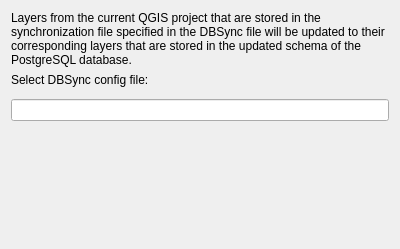
Above: Mergin/ui/ui_switch_datasources_select_dbsync.ui from MerginMaps/qgis-plugin before the change. Below: the same form after it.
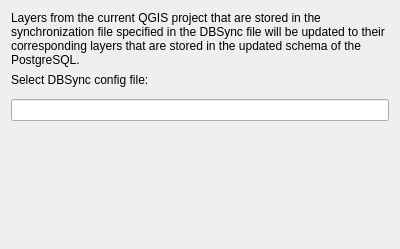
That is the form after the change. Custom widgets are drawn as their Qt base class.

Commit message: change texts to PostgreSQL

```diff
--- a/Mergin/ui/ui_switch_datasources_select_dbsync.ui
+++ b/Mergin/ui/ui_switch_datasources_select_dbsync.ui
@@ -17,7 +17,7 @@
    <item>
     <widget class="QLabel" name="label">
      <property name="text">
-      <string>&lt;html&gt;&lt;head/&gt;&lt;body&gt;&lt;p&gt;Layers from the current QGIS project that are stored in the synchronization file specified in the DBSync file will be updated to their corresponding layers that are stored in the updated schema of the PostgreSQL database.&lt;/p&gt;&lt;/body&gt;&lt;/html&gt;</string>
+      <string>&lt;html&gt;&lt;head/&gt;&lt;body&gt;&lt;p&gt;Layers from the current QGIS project that are stored in the synchronization file specified in the DBSync file will be updated to their corresponding layers that are stored in the updated schema of the PostgreSQL.&lt;/p&gt;&lt;/body&gt;&lt;/html&gt;</string>
      </property>
      <property name="wordWrap">
       <bool>true</bool>
```
The commit also changes 1 other file.
